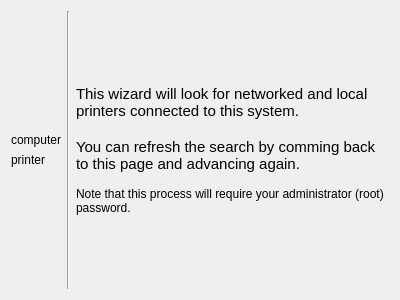
Above: add-printer/PageIntro.ui from KDE/print-manager before the change. Below: the same form after it.
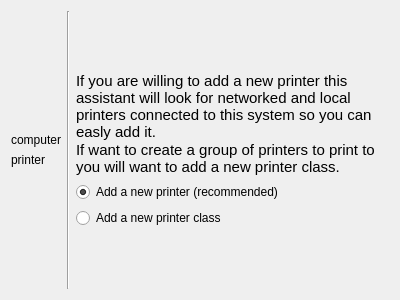
That is the form after the change.

Commit message: Some improvments made in UDS but not yet ready to add printers

```diff
--- a/add-printer/PageIntro.ui
+++ b/add-printer/PageIntro.ui
@@ -17,7 +17,7 @@
    </sizepolicy>
   </property>
   <layout class="QGridLayout" name="gridLayout">
-   <item row="0" column="1">
+   <item row="0" column="0">
     <layout class="QVBoxLayout" name="verticalLayout">
      <property name="sizeConstraint">
       <enum>QLayout::SetMinimumSize</enum>
@@ -88,25 +88,37 @@
      </item>
     </layout>
    </item>
-   <item row="0" column="2">
+   <item row="0" column="1">
     <widget class="Line" name="line">
      <property name="orientation">
       <enum>Qt::Vertical</enum>
      </property>
     </widget>
    </item>
-   <item row="0" column="3">
+   <item row="0" column="2">
+    <layout class="QVBoxLayout" name="verticalLayout_2">
+     <item>
+      <spacer name="verticalSpacer_2">
+       <property name="orientation">
+        <enum>Qt::Vertical</enum>
+       </property>
+       <property name="sizeHint" stdset="0">
+        <size>
+         <width>20</width>
+         <height>40</height>
+        </size>
+       </property>
+      </spacer>
+     </item>
+     <item>
     <widget class="QLabel" name="label_4">
      <property name="text">
       <string>&lt;!DOCTYPE HTML PUBLIC &quot;-//W3C//DTD HTML 4.0//EN&quot; &quot;http://www.w3.org/TR/REC-html40/strict.dtd&quot;&gt;
 &lt;html&gt;&lt;head&gt;&lt;meta name=&quot;qrichtext&quot; content=&quot;1&quot; /&gt;&lt;style type=&quot;text/css&quot;&gt;
 p, li { white-space: pre-wrap; }
 &lt;/style&gt;&lt;/head&gt;&lt;body style=&quot; font-family:'DejaVu Sans'; font-size:9pt; font-weight:400; font-style:normal;&quot;&gt;
-&lt;p style=&quot; margin-top:0px; margin-bottom:0px; margin-left:0px; margin-right:0px; -qt-block-indent:0; text-indent:0px;&quot;&gt;&lt;span style=&quot; font-size:11pt;&quot;&gt;This wizard will look for networked and local printers connected to this system.&lt;/span&gt;&lt;/p&gt;
-&lt;p style=&quot;-qt-paragraph-type:empty; margin-top:0px; margin-bottom:0px; margin-left:0px; margin-right:0px; -qt-block-indent:0; text-indent:0px; font-size:11pt;&quot;&gt;&lt;/p&gt;
-&lt;p style=&quot; margin-top:0px; margin-bottom:0px; margin-left:0px; margin-right:0px; -qt-block-indent:0; text-indent:0px;&quot;&gt;&lt;span style=&quot; font-size:11pt;&quot;&gt;You can refresh the search by comming back to this page and advancing again.&lt;/span&gt;&lt;/p&gt;
-&lt;p style=&quot;-qt-paragraph-type:empty; margin-top:0px; margin-bottom:0px; margin-left:0px; margin-right:0px; -qt-block-indent:0; text-indent:0px;&quot;&gt;&lt;/p&gt;
-&lt;p style=&quot; margin-top:0px; margin-bottom:0px; margin-left:0px; margin-right:0px; -qt-block-indent:0; text-indent:0px;&quot;&gt;Note that this process will require your administrator (root) password.&lt;/p&gt;&lt;/body&gt;&lt;/html&gt;</string>
+&lt;p style=&quot; margin-top:0px; margin-bottom:0px; margin-left:0px; margin-right:0px; -qt-block-indent:0; text-indent:0px;&quot;&gt;&lt;span style=&quot; font-size:11pt;&quot;&gt;If you are willing to add a new printer this assistant will look for networked and local printers connected to this system so you can easly add it.&lt;/span&gt;&lt;/p&gt;
+&lt;p style=&quot; margin-top:0px; margin-bottom:0px; margin-left:0px; margin-right:0px; -qt-block-indent:0; text-indent:0px;&quot;&gt;&lt;span style=&quot; font-size:11pt;&quot;&gt;If want to create a group of printers to print to you will want to add a new printer class.&lt;/span&gt;&lt;/p&gt;&lt;/body&gt;&lt;/html&gt;</string>
      </property>
      <property name="textFormat">
       <enum>Qt::RichText</enum>
@@ -115,6 +127,38 @@
       <bool>true</bool>
      </property>
     </widget>
+     </item>
+     <item>
+      <widget class="QRadioButton" name="addNewPrinterCB">
+       <property name="text">
+        <string>Add a new printer (recommended)</string>
+       </property>
+       <property name="checked">
+        <bool>true</bool>
+       </property>
+      </widget>
+     </item>
+     <item>
+      <widget class="QRadioButton" name="radioButton_2">
+       <property name="text">
+        <string>Add a new printer class</string>
+       </property>
+      </widget>
+     </item>
+     <item>
+      <spacer name="verticalSpacer">
+       <property name="orientation">
+        <enum>Qt::Vertical</enum>
+       </property>
+       <property name="sizeHint" stdset="0">
+        <size>
+         <width>20</width>
+         <height>40</height>
+        </size>
+       </property>
+      </spacer>
+     </item>
+    </layout>
    </item>
   </layout>
  </widget>
```
Lines whose indentation alone changed are shown as unchanged. The commit also changes 20 other files.
